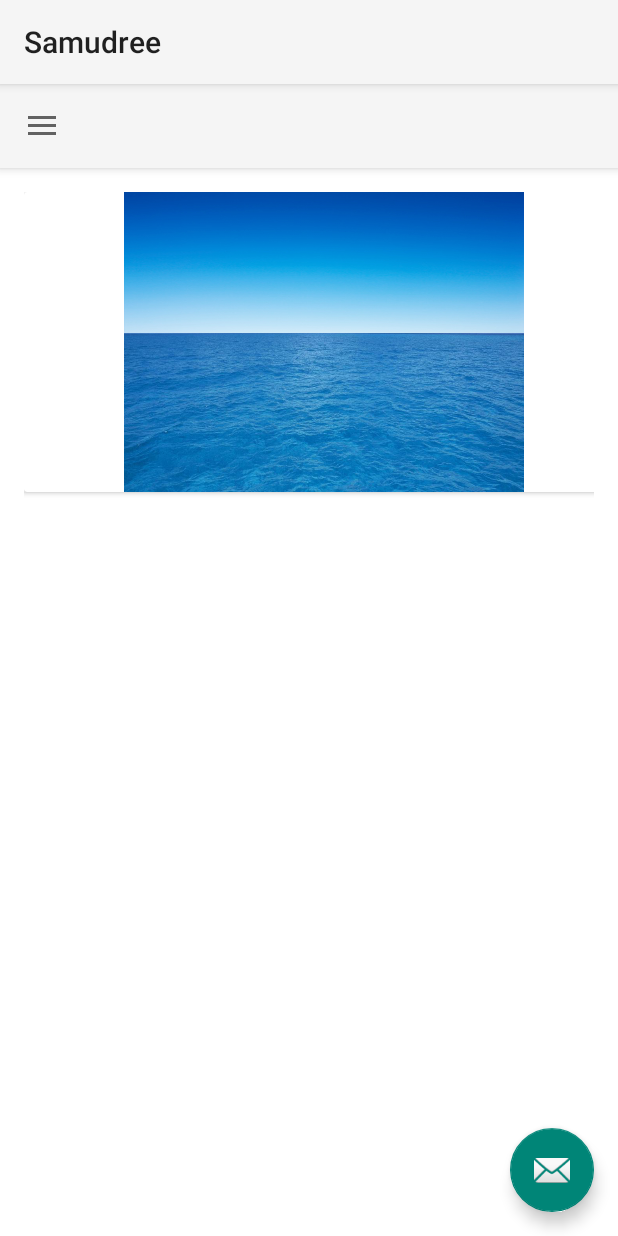
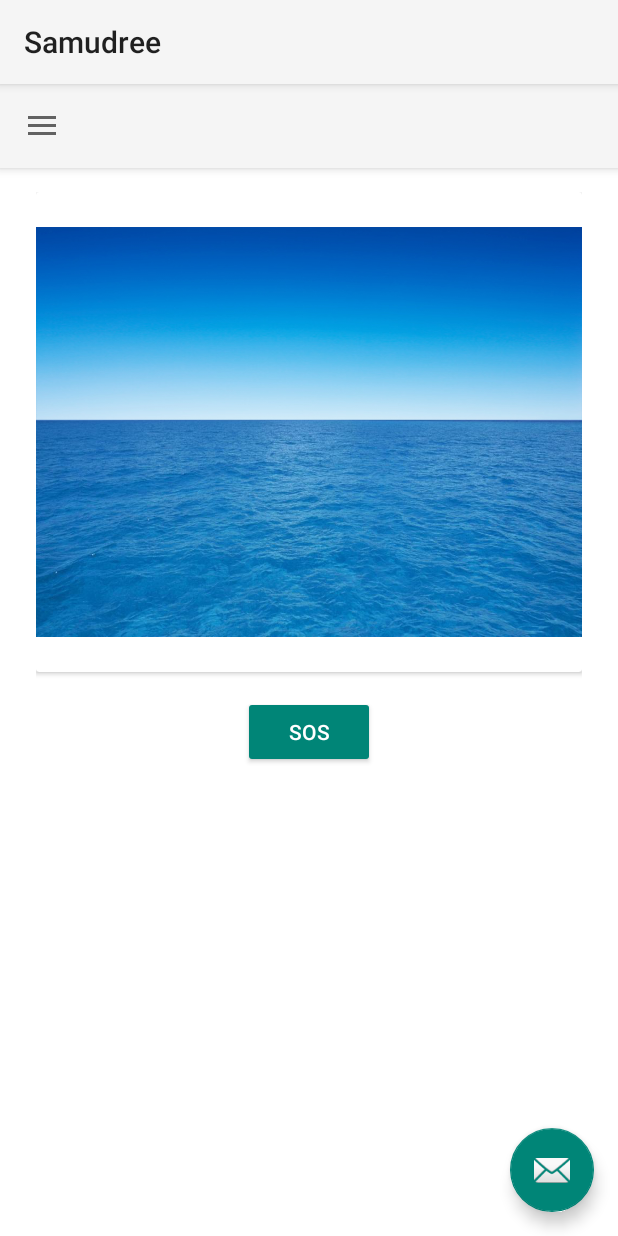
Before and after one commit to Arjith-Natarajan/incois-samudree, an Android app: the fragment HomeFragment placed in its activity, on a phone screen of 412 x 824 dp. Run offline under Robolectric (Android 15) with nearby library versions, the phone set to English and light mode, and no system bars; 1 statement that could not run was skipped.

Commit message:
Changes to color

```diff
--- a/app/src/main/res/layout/home.xml
+++ b/app/src/main/res/layout/home.xml
@@ -1,25 +1,29 @@
 <?xml version="1.0" encoding="utf-8"?>
 <LinearLayout xmlns:android="http://schemas.android.com/apk/res/android"
     android:layout_width="match_parent"
-    android:layout_height="match_parent">
+    android:layout_height="match_parent"
+    android:orientation="vertical"
+    android:paddingLeft="8dp"
+    android:paddingRight="8dp">
 
     <android.support.v7.widget.CardView
         android:id="@+id/card_view"
-        android:layout_width="400dp"
-        android:layout_height="200dp">
+        android:layout_width="wrap_content"
+        android:layout_height="wrap_content">
 
 
         <ImageView
             android:layout_width="match_parent"
-            android:layout_height="match_parent"
-            android:src="@drawable/weather" />
+            android:layout_height="320dp"
+            android:src="@drawable/weather"/>
 
     </android.support.v7.widget.CardView>
 
     <Button
         android:layout_width="wrap_content"
-        android:layout_height="34dp"
-        android:gravity="bottom"
+        android:layout_height="wrap_content"
+        style="@style/Base.Widget.AppCompat.Button.Colored"
+        android:layout_marginTop="@dimen/activity_vertical_margin"
         android:layout_gravity="center_vertical|center_horizontal"
         android:text="SOS"
         android:textAlignment="center"
--- a/app/src/main/res/values/colors.xml
+++ b/app/src/main/res/values/colors.xml
@@ -5,5 +5,6 @@
     <color name="textColorPrimary">#FFFFFF</color>
     <color name="windowBackground">#FFFFFF</color>
     <color name="navigationBarColor">#000000</color>
-    <color name="colorAccent">#07FFE8</color>
+    <!--<color name="colorAccent">#07FFE8</color>-->
+    <color name="colorAccent">@color/colorPrimaryDark</color>
 </resources>
```
